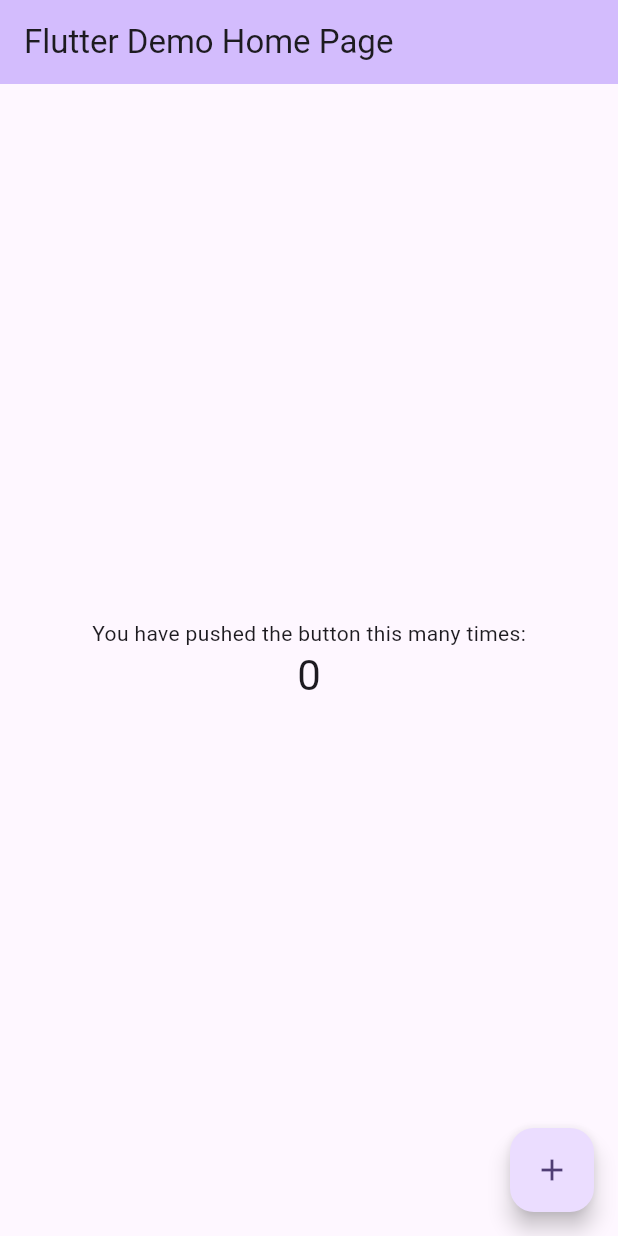
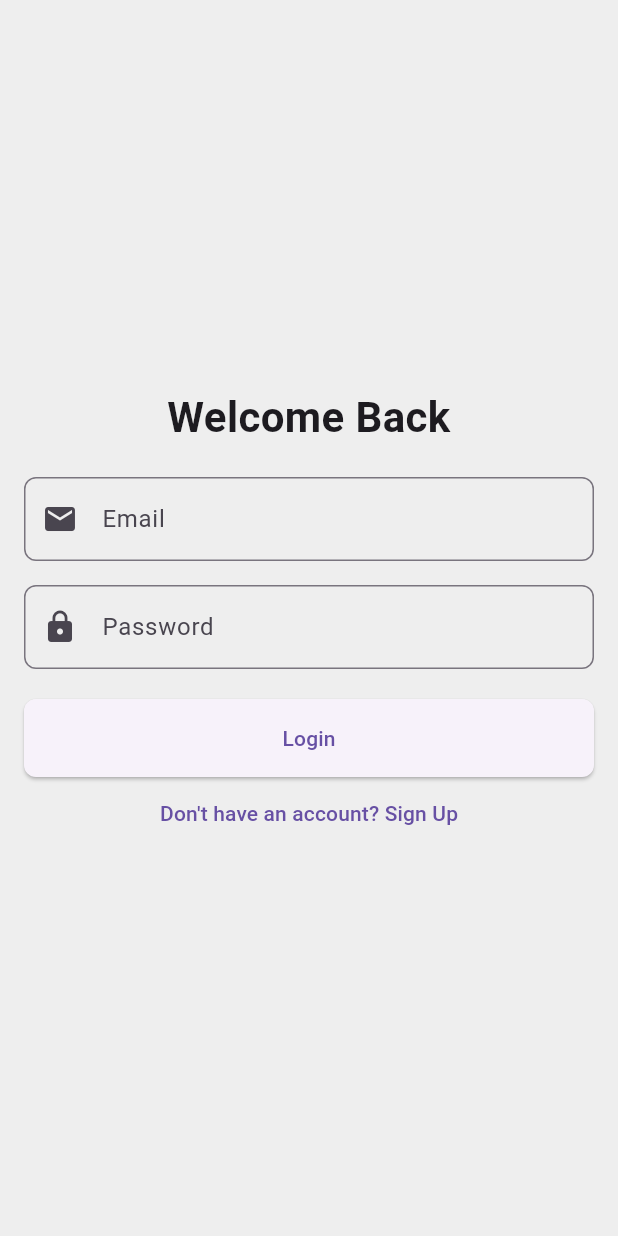
Before and after one commit to JobPortalDevs/job-portal-app-springboot-flutter, a Flutter app: the screen it shows after launch, on a phone screen of 412 x 824 dp. Run offline on Flutter 3.47's test engine with Material 3 defaults, Android fonts, the phone set to English and light mode, and no system bars.

Commit message:
Set up folder structure, auth, dashboard and mock services

```diff
--- /dev/null
+++ b/frontend/jobportal_app/lib/configs/utils/api_mock_services.dart
@@ -0,0 +1,38 @@
+class Job {
+  final String title;
+  final String location;
+  final int applicants;
+  final bool isNew;
+
+  Job(
+      {required this.title,
+      required this.location,
+      required this.applicants,
+      this.isNew = false});
+}
+
+class MockService {
+  static List<Job> getJobs() {
+    return [
+      Job(
+          title: 'Product Designer',
+          location: 'Remote',
+          applicants: 8,
+          isNew: true),
+      Job(
+          title: 'Senior Front-End Developer',
+          location: 'Guantun',
+          applicants: 9,
+          isNew: true),
+      Job(title: 'Account Coordinator', location: 'Tangping', applicants: 3),
+      Job(title: 'QA Lead', location: 'Remote', applicants: 6),
+      Job(
+          title: 'UI/UX Designer',
+          location: 'Qixia',
+          applicants: 9,
+          isNew: true),
+      Job(title: 'HR Manager', location: 'New York', applicants: 4),
+      Job(title: 'iOS Developer', location: 'Remote', applicants: 9),
+    ];
+  }
+}
--- /dev/null
+++ b/frontend/jobportal_app/lib/features/auth/pages/login.dart
@@ -0,0 +1,65 @@
+import 'package:flutter/material.dart';
+
+class LoginPage extends StatelessWidget {
+  @override
+  Widget build(BuildContext context) {
+    return Scaffold(
+      backgroundColor: Colors.grey[200],
+      body: Padding(
+        padding: const EdgeInsets.all(16.0),
+        child: Column(
+          mainAxisAlignment: MainAxisAlignment.center,
+          crossAxisAlignment: CrossAxisAlignment.stretch,
+          children: [
+            const Text(
+              'Welcome Back',
+              style: TextStyle(fontSize: 28, fontWeight: FontWeight.bold),
+              textAlign: TextAlign.center,
+            ),
+            const SizedBox(height: 20),
+            TextField(
+              decoration: InputDecoration(
+                labelText: 'Email',
+                prefixIcon: const Icon(Icons.email),
+                border: OutlineInputBorder(
+                  borderRadius: BorderRadius.circular(8),
+                ),
+              ),
+            ),
+            const SizedBox(height: 16),
+            TextField(
+              decoration: InputDecoration(
+                labelText: 'Password',
+                prefixIcon: const Icon(Icons.lock),
+                border: OutlineInputBorder(
+                  borderRadius: BorderRadius.circular(8),
+                ),
+              ),
+              obscureText: true,
+            ),
+            const SizedBox(height: 20),
+            ElevatedButton(
+              onPressed: () {
+                // Handle login
+                Navigator.pushReplacementNamed(context, '/home');
+              },
+              style: ElevatedButton.styleFrom(
+                padding: const EdgeInsets.all(16),
+                shape: RoundedRectangleBorder(
+                  borderRadius: BorderRadius.circular(8),
+                ),
+              ),
+              child: const Text('Login'),
+            ),
+            TextButton(
+              onPressed: () {
+                Navigator.pushNamed(context, '/signup');
+              },
+              child: const Text('Don\'t have an account? Sign Up'),
+            ),
+          ],
+        ),
+      ),
+    );
+  }
+}
--- a/frontend/jobportal_app/lib/main.dart
+++ b/frontend/jobportal_app/lib/main.dart
@@ -1,125 +1,28 @@
 import 'package:flutter/material.dart';
+import 'package:jobportal_app/features/auth/pages/login.dart';
+import 'package:jobportal_app/features/auth/pages/sign_up.dart';
+import 'package:jobportal_app/features/dashboard/pages/dashboard.dart';
 
 void main() {
-  runApp(const MyApp());
+  runApp(MyApp());
 }
 
 class MyApp extends StatelessWidget {
-  const MyApp({super.key});
-
-  // This widget is the root of your application.
   @override
   Widget build(BuildContext context) {
     return MaterialApp(
-      title: 'Flutter Demo',
+      debugShowCheckedModeBanner: false,
+      title: 'Job Portal App',
       theme: ThemeData(
-        // This is the theme of your application.
-        //
-        // TRY THIS: Try running your application with "flutter run". You'll see
-        // the application has a purple toolbar. Then, without quitting the app,
-        // try changing the seedColor in the colorScheme below to Colors.green
-        // and then invoke "hot reload" (save your changes or press the "hot
-        // reload" button in a Flutter-supported IDE, or press "r" if you used
-        // the command line to start the app).
-        //
-        // Notice that the counter didn't reset back to zero; the application
-        // state is not lost during the reload. To reset the state, use hot
-        // restart instead.
-        //
-        // This works for code too, not just values: Most code changes can be
-        // tested with just a hot reload.
-        colorScheme: ColorScheme.fromSeed(seedColor: Colors.deepPurple),
-        useMaterial3: true,
+        primarySwatch: Colors.blue,
+        visualDensity: VisualDensity.adaptivePlatformDensity,
       ),
-      home: const MyHomePage(title: 'Flutter Demo Home Page'),
+      initialRoute: '/login',
+      routes: {
+        '/login': (context) => LoginPage(),
+        '/signup': (context) => const SignUpPage(),
+        '/home': (context) => HomePage(),
+      },
     );
   }
 }
-
-class MyHomePage extends StatefulWidget {
-  const MyHomePage({super.key, required this.title});
-
-  // This widget is the home page of your application. It is stateful, meaning
-  // that it has a State object (defined below) that contains fields that affect
-  // how it looks.
-
-  // This class is the configuration for the state. It holds the values (in this
-  // case the title) provided by the parent (in this case the App widget) and
-  // used by the build method of the State. Fields in a Widget subclass are
-  // always marked "final".
-
-  final String title;
-
-  @override
-  State<MyHomePage> createState() => _MyHomePageState();
-}
-
-class _MyHomePageState extends State<MyHomePage> {
-  int _counter = 0;
-
-  void _incrementCounter() {
-    setState(() {
-      // This call to setState tells the Flutter framework that something has
-      // changed in this State, which causes it to rerun the build method below
-      // so that the display can reflect the updated values. If we changed
-      // _counter without calling setState(), then the build method would not be
-      // called again, and so nothing would appear to happen.
-      _counter++;
-    });
-  }
-
-  @override
-  Widget build(BuildContext context) {
-    // This method is rerun every time setState is called, for instance as done
-    // by the _incrementCounter method above.
-    //
-    // The Flutter framework has been optimized to make rerunning build methods
-    // fast, so that you can just rebuild anything that needs updating rather
-    // than having to individually change instances of widgets.
-    return Scaffold(
-      appBar: AppBar(
-        // TRY THIS: Try changing the color here to a specific color (to
-        // Colors.amber, perhaps?) and trigger a hot reload to see the AppBar
-        // change color while the other colors stay the same.
-        backgroundColor: Theme.of(context).colorScheme.inversePrimary,
-        // Here we take the value from the MyHomePage object that was created by
-        // the App.build method, and use it to set our appbar title.
-        title: Text(widget.title),
-      ),
-      body: Center(
-        // Center is a layout widget. It takes a single child and positions it
-        // in the middle of the parent.
-        child: Column(
-          // Column is also a layout widget. It takes a list of children and
-          // arranges them vertically. By default, it sizes itself to fit its
-          // children horizontally, and tries to be as tall as its parent.
-          //
-          // Column has various properties to control how it sizes itself and
-          // how it positions its children. Here we use mainAxisAlignment to
-          // center the children vertically; the main axis here is the vertical
-          // axis because Columns are vertical (the cross axis would be
-          // horizontal).
-          //
-          // TRY THIS: Invoke "debug painting" (choose the "Toggle Debug Paint"
-          // action in the IDE, or press "p" in the console), to see the
-          // wireframe for each widget.
-          mainAxisAlignment: MainAxisAlignment.center,
-          children: <Widget>[
-            const Text(
-              'You have pushed the button this many times:',
-            ),
-            Text(
-              '$_counter',
-              style: Theme.of(context).textTheme.headlineMedium,
-            ),
-          ],
-        ),
-      ),
-      floatingActionButton: FloatingActionButton(
-        onPressed: _incrementCounter,
-        tooltip: 'Increment',
-        child: const Icon(Icons.add),
-      ), // This trailing comma makes auto-formatting nicer for build methods.
-    );
-  }
-}
```
Also changed, not shown: frontend/jobportal_app/lib/features/auth/pages/sign_up.dart (added, +88 -0 lines), frontend/jobportal_app/lib/features/dashboard/pages/dashboard.dart (added, +61 -0 lines).
